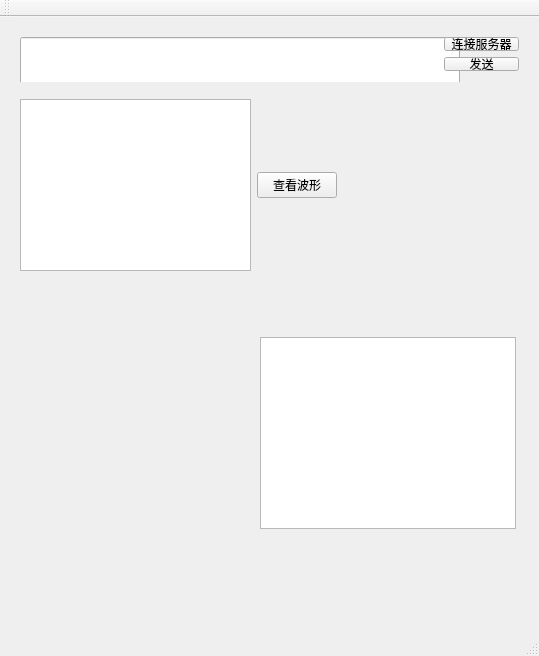
Above: MyCar_WIFI/mainwindow.ui from LeatherWang/MyCar_WIFI before the change. Below: the same form after it.
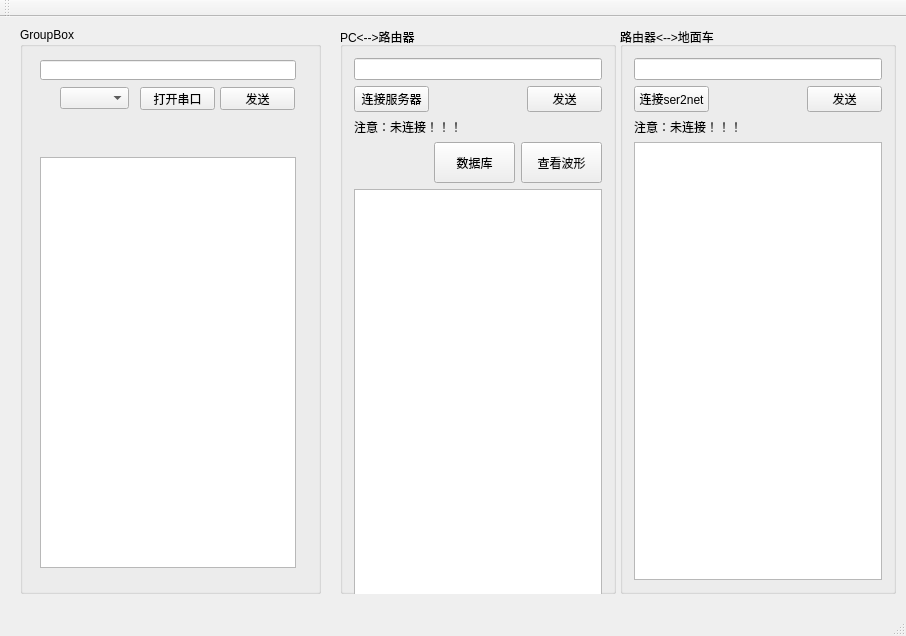
That is the form after the change.

Patch:
```diff
--- a/MyCar_WIFI/mainwindow.ui
+++ b/MyCar_WIFI/mainwindow.ui
@@ -6,30 +6,33 @@
    <rect>
     <x>0</x>
     <y>0</y>
-    <width>539</width>
-    <height>656</height>
+    <width>906</width>
+    <height>636</height>
    </rect>
   </property>
   <property name="windowTitle">
    <string>MainWindow</string>
   </property>
   <widget class="QWidget" name="centralWidget">
-   <widget class="QWidget" name="layoutWidget">
+   <widget class="QGroupBox" name="groupBox">
     <property name="geometry">
      <rect>
-      <x>9</x>
-      <y>9</y>
-      <width>521</width>
-      <height>56</height>
+      <x>340</x>
+      <y>10</y>
+      <width>276</width>
+      <height>567</height>
      </rect>
     </property>
-    <layout class="QHBoxLayout" name="horizontalLayout_2">
+    <property name="title">
+     <string>PC&lt;--&gt;路由器</string>
+    </property>
+    <layout class="QVBoxLayout" name="verticalLayout">
      <item>
-      <widget class="QLineEdit" name="send_lineEdit">
+      <widget class="QLineEdit" name="lineEdit_sendTCP">
        <property name="minimumSize">
         <size>
-         <width>440</width>
-         <height>50</height>
+         <width>0</width>
+         <height>0</height>
         </size>
        </property>
        <property name="maximumSize">
@@ -41,9 +44,9 @@
       </widget>
      </item>
      <item>
-      <layout class="QVBoxLayout" name="verticalLayout">
+      <layout class="QHBoxLayout" name="horizontalLayout">
        <item>
-        <widget class="QPushButton" name="pushButton">
+        <widget class="QPushButton" name="pushButton_linkTCP">
          <property name="minimumSize">
           <size>
            <width>75</width>
@@ -62,7 +65,20 @@
         </widget>
        </item>
        <item>
-        <widget class="QPushButton" name="pushButton_2">
+        <spacer name="horizontalSpacer">
+         <property name="orientation">
+          <enum>Qt::Horizontal</enum>
+         </property>
+         <property name="sizeHint" stdset="0">
+          <size>
+           <width>78</width>
+           <height>20</height>
+          </size>
+         </property>
+        </spacer>
+       </item>
+       <item>
+        <widget class="QPushButton" name="pushButton_sendTCP">
          <property name="minimumSize">
           <size>
            <width>75</width>
@@ -94,103 +110,374 @@
        </item>
       </layout>
      </item>
+     <item>
+      <widget class="QLabel" name="messageLabel_linkTCPState">
+       <property name="minimumSize">
+        <size>
+         <width>251</width>
+         <height>0</height>
+        </size>
+       </property>
+       <property name="maximumSize">
+        <size>
+         <width>251</width>
+         <height>16777215</height>
+        </size>
+       </property>
+       <property name="text">
+        <string>注意：未连接！！！</string>
+       </property>
+      </widget>
+     </item>
+     <item>
+      <layout class="QHBoxLayout" name="horizontalLayout_2">
+       <item>
+        <spacer name="horizontalSpacer_2">
+         <property name="orientation">
+          <enum>Qt::Horizontal</enum>
+         </property>
+         <property name="sizeHint" stdset="0">
+          <size>
+           <width>78</width>
+           <height>20</height>
+          </size>
+         </property>
+        </spacer>
+       </item>
+       <item>
+        <widget class="QPushButton" name="pushButton_database">
+         <property name="minimumSize">
+          <size>
+           <width>81</width>
+           <height>41</height>
+          </size>
+         </property>
+         <property name="maximumSize">
+          <size>
+           <width>81</width>
+           <height>41</height>
+          </size>
+         </property>
+         <property name="text">
+          <string>数据库</string>
+         </property>
+        </widget>
+       </item>
+       <item>
+        <widget class="QPushButton" name="pushButton_showScope">
+         <property name="minimumSize">
+          <size>
+           <width>81</width>
+           <height>41</height>
+          </size>
+         </property>
+         <property name="maximumSize">
+          <size>
+           <width>81</width>
+           <height>41</height>
+          </size>
+         </property>
+         <property name="text">
+          <string>查看波形</string>
+         </property>
+        </widget>
+       </item>
+      </layout>
+     </item>
+     <item>
+      <widget class="QTextBrowser" name="textBrowser_acceptTCP">
+       <property name="minimumSize">
+        <size>
+         <width>0</width>
+         <height>411</height>
+        </size>
+       </property>
+      </widget>
+     </item>
     </layout>
    </widget>
-   <widget class="QWidget" name="layoutWidget">
+   <widget class="QGroupBox" name="groupBox_2">
     <property name="geometry">
      <rect>
-      <x>9</x>
-      <y>576</y>
-      <width>521</width>
-      <height>16</height>
+      <x>620</x>
+      <y>10</y>
+      <width>276</width>
+      <height>567</height>
      </rect>
     </property>
-    <layout class="QHBoxLayout" name="horizontalLayout">
+    <property name="sizePolicy">
+     <sizepolicy hsizetype="Preferred" vsizetype="Preferred">
+      <horstretch>27</horstretch>
+      <verstretch>56</verstretch>
+     </sizepolicy>
+    </property>
+    <property name="minimumSize">
+     <size>
+      <width>276</width>
+      <height>567</height>
+     </size>
+    </property>
+    <property name="title">
+     <string>路由器&lt;--&gt;地面车</string>
+    </property>
+    <layout class="QVBoxLayout" name="verticalLayout_2">
      <item>
-      <widget class="QLabel" name="label">
+      <widget class="QLineEdit" name="lineEdit_sendSer2net">
        <property name="minimumSize">
         <size>
-         <width>54</width>
+         <width>0</width>
          <height>0</height>
         </size>
        </property>
        <property name="maximumSize">
         <size>
-         <width>54</width>
+         <width>440</width>
          <height>16777215</height>
         </size>
        </property>
-       <property name="text">
-        <string>连接状态：</string>
-       </property>
       </widget>
      </item>
      <item>
-      <widget class="QLabel" name="messageLabel">
+      <layout class="QHBoxLayout" name="horizontalLayout_3">
+       <item>
+        <widget class="QPushButton" name="pushButton_linkSer2net">
+         <property name="minimumSize">
+          <size>
+           <width>75</width>
+           <height>0</height>
+          </size>
+         </property>
+         <property name="maximumSize">
+          <size>
+           <width>75</width>
+           <height>16777215</height>
+          </size>
+         </property>
+         <property name="text">
+          <string>连接ser2net</string>
+         </property>
+        </widget>
+       </item>
+       <item>
+        <spacer name="horizontalSpacer_3">
+         <property name="orientation">
+          <enum>Qt::Horizontal</enum>
+         </property>
+         <property name="sizeHint" stdset="0">
+          <size>
+           <width>78</width>
+           <height>20</height>
+          </size>
+         </property>
+        </spacer>
+       </item>
+       <item>
+        <widget class="QPushButton" name="pushButton_sendSer2net">
+         <property name="minimumSize">
+          <size>
+           <width>75</width>
+           <height>0</height>
+          </size>
+         </property>
+         <property name="maximumSize">
+          <size>
+           <width>75</width>
+           <height>16777215</height>
+          </size>
+         </property>
+         <property name="text">
+          <string>发送</string>
+         </property>
+         <property name="checkable">
+          <bool>false</bool>
+         </property>
+         <property name="autoDefault">
+          <bool>false</bool>
+         </property>
+         <property name="default">
+          <bool>false</bool>
+         </property>
+         <property name="flat">
+          <bool>false</bool>
+         </property>
+        </widget>
+       </item>
+      </layout>
+     </item>
+     <item>
+      <widget class="QLabel" name="messageLabel_linkSer2netState">
        <property name="minimumSize">
         <size>
-         <width>460</width>
+         <width>251</width>
          <height>0</height>
         </size>
        </property>
        <property name="maximumSize">
         <size>
-         <width>460</width>
+         <width>251</width>
          <height>16777215</height>
         </size>
        </property>
        <property name="text">
-        <string>当前状态</string>
+        <string>注意：未连接！！！</string>
        </property>
       </widget>
      </item>
+     <item>
+      <widget class="QTextBrowser" name="textBrowser_acceptSer2net"/>
+     </item>
     </layout>
    </widget>
-   <widget class="QTextBrowser" name="textBrowserSerial">
+   <widget class="QGroupBox" name="groupBox_3">
     <property name="geometry">
      <rect>
-      <x>260</x>
-      <y>320</y>
-      <width>256</width>
-      <height>192</height>
+      <x>20</x>
+      <y>10</y>
+      <width>301</width>
+      <height>567</height>
      </rect>
     </property>
-   </widget>
-   <widget class="QWidget" name="">
-    <property name="geometry">
-     <rect>
-      <x>9</x>
-      <y>71</y>
-      <width>339</width>
-      <height>194</height>
-     </rect>
+    <property name="minimumSize">
+     <size>
+      <width>276</width>
+      <height>567</height>
+     </size>
     </property>
-    <layout class="QHBoxLayout" name="horizontalLayout_3">
-     <item>
-      <widget class="QTextBrowser" name="textBrowser"/>
-     </item>
-     <item>
-      <widget class="QPushButton" name="pushButton_3">
-       <property name="text">
-        <string>查看波形</string>
-       </property>
-      </widget>
-     </item>
-    </layout>
+    <property name="title">
+     <string>GroupBox</string>
+    </property>
+    <widget class="QPushButton" name="pushButton_sendSerial">
+     <property name="geometry">
+      <rect>
+       <x>200</x>
+       <y>60</y>
+       <width>75</width>
+       <height>23</height>
+      </rect>
+     </property>
+     <property name="minimumSize">
+      <size>
+       <width>75</width>
+       <height>0</height>
+      </size>
+     </property>
+     <property name="maximumSize">
+      <size>
+       <width>75</width>
+       <height>16777215</height>
+      </size>
+     </property>
+     <property name="text">
+      <string>发送</string>
+     </property>
+     <property name="checkable">
+      <bool>false</bool>
+     </property>
+     <property name="autoDefault">
+      <bool>false</bool>
+     </property>
+     <property name="default">
+      <bool>false</bool>
+     </property>
+     <property name="flat">
+      <bool>false</bool>
+     </property>
+    </widget>
+    <widget class="QPushButton" name="pushButton_openSerial">
+     <property name="geometry">
+      <rect>
+       <x>120</x>
+       <y>60</y>
+       <width>75</width>
+       <height>23</height>
+      </rect>
+     </property>
+     <property name="minimumSize">
+      <size>
+       <width>75</width>
+       <height>0</height>
+      </size>
+     </property>
+     <property name="maximumSize">
+      <size>
+       <width>75</width>
+       <height>16777215</height>
+      </size>
+     </property>
+     <property name="text">
+      <string>打开串口</string>
+     </property>
+    </widget>
+    <widget class="QLineEdit" name="lineEdit_sendSerial">
+     <property name="geometry">
+      <rect>
+       <x>20</x>
+       <y>33</y>
+       <width>256</width>
+       <height>20</height>
+      </rect>
+     </property>
+     <property name="minimumSize">
+      <size>
+       <width>0</width>
+       <height>0</height>
+      </size>
+     </property>
+     <property name="maximumSize">
+      <size>
+       <width>440</width>
+       <height>16777215</height>
+      </size>
+     </property>
+    </widget>
+    <widget class="QTextBrowser" name="textBrowser_acceptSerial">
+     <property name="geometry">
+      <rect>
+       <x>20</x>
+       <y>130</y>
+       <width>256</width>
+       <height>411</height>
+      </rect>
+     </property>
+     <property name="minimumSize">
+      <size>
+       <width>0</width>
+       <height>411</height>
+      </size>
+     </property>
+    </widget>
+    <widget class="QComboBox" name="comboBox_findSeial">
+     <property name="geometry">
+      <rect>
+       <x>40</x>
+       <y>60</y>
+       <width>69</width>
+       <height>22</height>
+      </rect>
+     </property>
+    </widget>
+    <zorder>pushButton_sendSer2net</zorder>
+    <zorder>pushButton_linkSer2net</zorder>
+    <zorder>lineEdit_sendSer2net</zorder>
+    <zorder>pushButton_sendSerial</zorder>
+    <zorder>pushButton_openSerial</zorder>
+    <zorder>lineEdit_sendSerial</zorder>
+    <zorder>textBrowser_acceptSerial</zorder>
+    <zorder>comboBox_findSeial</zorder>
    </widget>
-   <zorder>textBrowser</zorder>
    <zorder>layoutWidget</zorder>
-   <zorder>pushButton_3</zorder>
    <zorder>layoutWidget</zorder>
-   <zorder>messageLabel</zorder>
-   <zorder>textBrowserSerial</zorder>
+   <zorder>layoutWidget</zorder>
+   <zorder>groupBox</zorder>
+   <zorder>groupBox_2</zorder>
+   <zorder>groupBox_3</zorder>
   </widget>
   <widget class="QMenuBar" name="menuBar">
    <property name="geometry">
     <rect>
      <x>0</x>
      <y>0</y>
-     <width>539</width>
+     <width>906</width>
      <height>23</height>
     </rect>
    </property>
```
